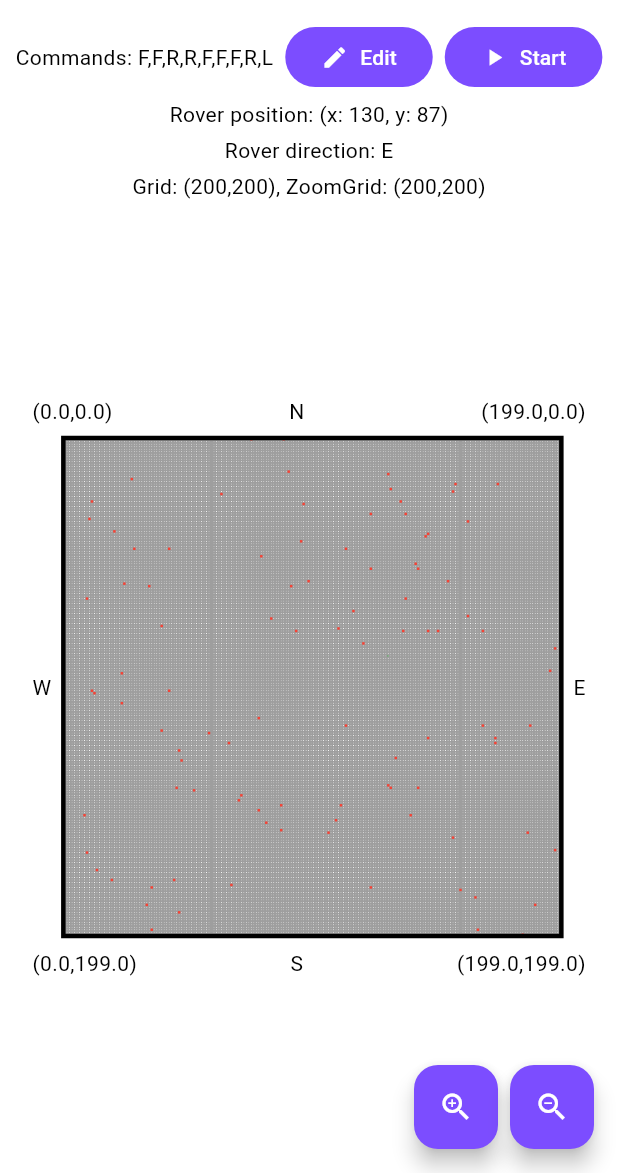
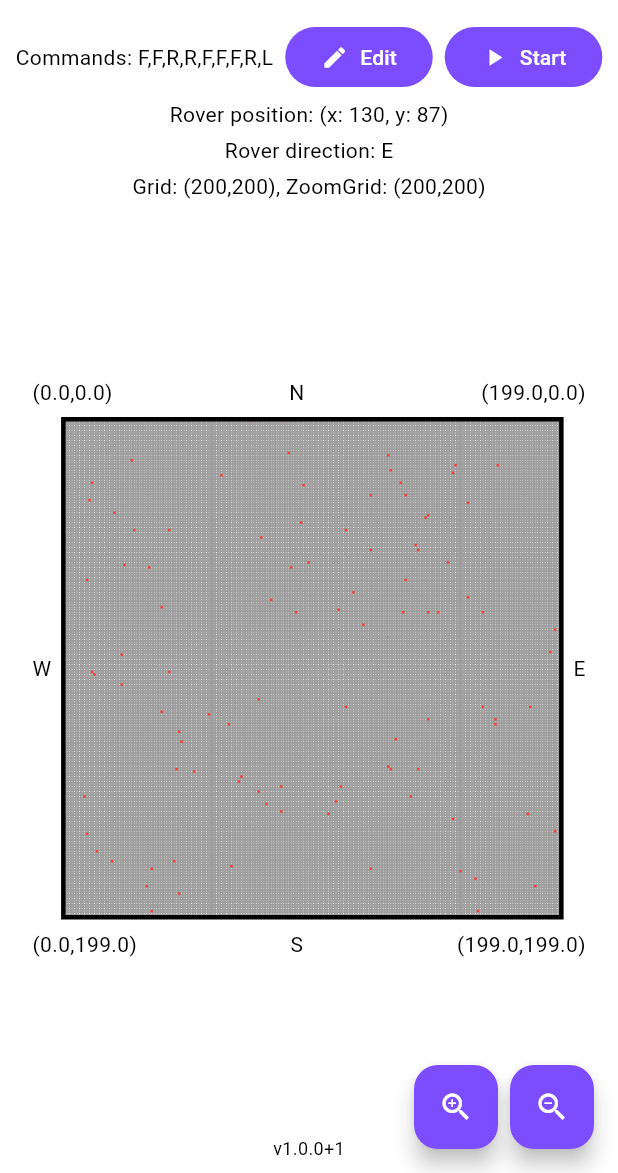
Before and after one commit to Barbero95/mars_rover_mission, a Flutter app: the screen it shows after launch, after a tap on "Go to Panel Control", on a phone screen of 412 x 824 dp, the part 63-1236 px from its top. Run offline on Flutter 3.47's test engine with Material 3 defaults, Android fonts, the phone set to English and light mode, and no system bars; our stand-ins replace get_it, go_router, package_info_plus, sprintf.

Commit message:
Add packageInfo

```diff
--- a/lib/core/commons/services/locator/locator_manager.dart
+++ b/lib/core/commons/services/locator/locator_manager.dart
@@ -3,7 +3,6 @@ import 'package:mars_rover_mission/core/commons/domain/export_domain.dart';
 import 'package:mars_rover_mission/core/commons/services/export_services.dart';
 import 'package:mars_rover_mission/features/rover_control_panel/export_rover_control_panel.dart';
 import 'package:mars_rover_mission/features/setup/domain/export_domain.dart';
-import 'package:shared_preferences/shared_preferences.dart';
 
 GetIt locator = GetIt.instance;
 
@@ -23,11 +22,6 @@ void _registerServices(EnvironmentConfig environmentConfig) {
       final EnvironmentService appConfigservice = EnvironmentService();
       return appConfigservice;
     })
-    ..registerSingletonAsync<SharedPreferencesService>(() async {
-      final SharedPreferences sharedPref =
-          await SharedPreferences.getInstance();
-      return SharedPreferencesService(sharedPref);
-    })
     ..registerLazySingleton(NavigationService.new);
 }
 
--- a/lib/features/rover_control_panel/ui/page/rover_control_panel_page.dart
+++ b/lib/features/rover_control_panel/ui/page/rover_control_panel_page.dart
@@ -59,6 +59,8 @@ class _RoverControlPanelPageState extends State<RoverControlPanelPage> {
                 roverCPBloc: _roverCPBloc,
               ),
               Spaces.verticalS(),
+              const PackageInfoWidget(),
+              Spaces.verticalXXS(),
             ],
           );
         },
--- a/lib/features/setup/ui/page/setup_page.dart
+++ b/lib/features/setup/ui/page/setup_page.dart
@@ -50,7 +50,10 @@ class _SetupPageState extends State<SetupPage> {
       appBar: AppBar(
         title: const Text(_Strings.title),
       ),
-      body: Padding(
+      body: Column(
+        children: [
+          Expanded(
+            child: SingleChildScrollView(
               padding: const EdgeInsets.all(Spaces.spaceXS),
               child: Form(
                 key: _setupBloc.formKey,
@@ -116,7 +119,8 @@ class _SetupPageState extends State<SetupPage> {
                     Spaces.verticalS(),
                     Center(
                       child: FilledButton(
-                  onPressed: () => _setupBloc.navigateToPanelControl(context),
+                        onPressed: () =>
+                            _setupBloc.navigateToPanelControl(context),
                         child: const Text(
                           _Strings.navigationButton,
                         ),
@@ -126,6 +130,11 @@ class _SetupPageState extends State<SetupPage> {
                 ),
               ),
             ),
+          ),
+          const Center(child: PackageInfoWidget()),
+          Spaces.verticalXXS(),
+        ],
+      ),
     );
   }
 }
```
Lines whose indentation alone changed are shown as unchanged.
